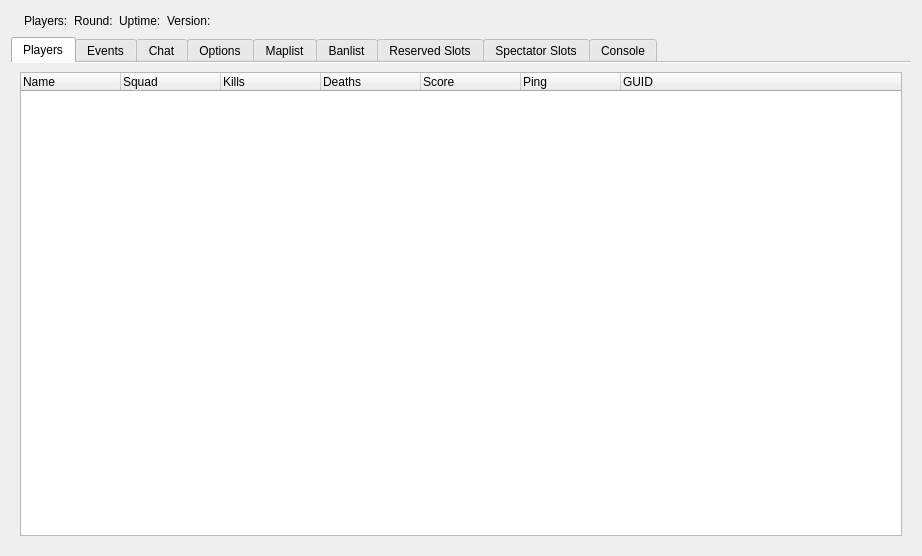
The window that Client/bf4/BF4.ui (OpenRcon/OpenRcon) describes before a commit, drawn with Qt 5.
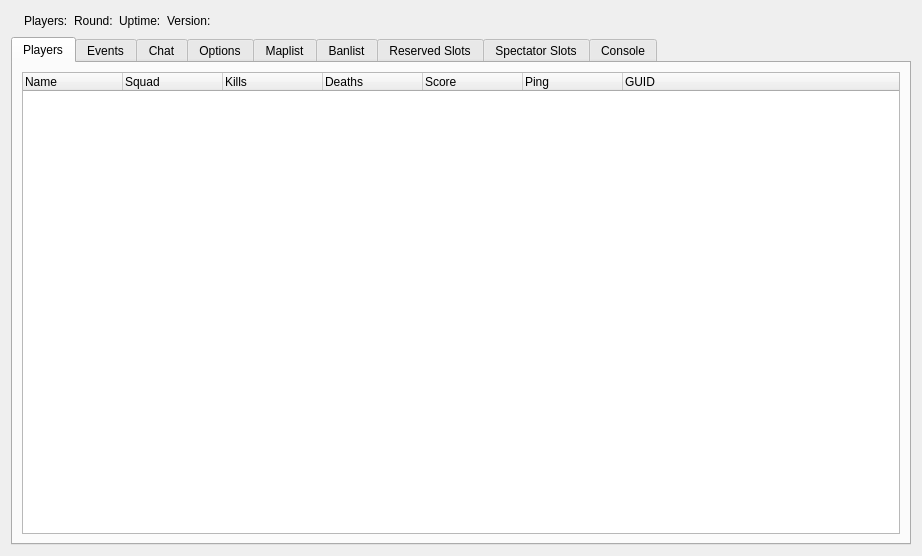
The same window after the commit. Icons and pictures are not drawn.

Commit message: Fixed that BF4 QTabWidget was in document mode.

Patch:
```diff
--- a/Client/bf4/BF4.ui
+++ b/Client/bf4/BF4.ui
@@ -78,7 +78,7 @@
       <number>0</number>
      </property>
      <property name="documentMode">
-      <bool>true</bool>
+      <bool>false</bool>
      </property>
      <widget class="QWidget" name="tab_pl">
       <attribute name="icon">
```
